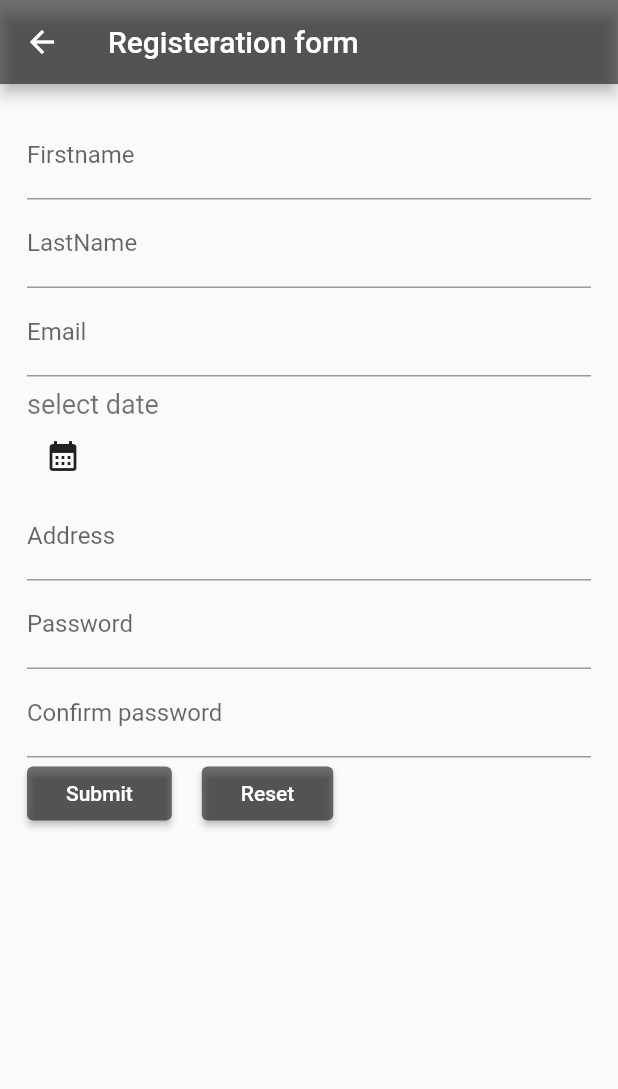
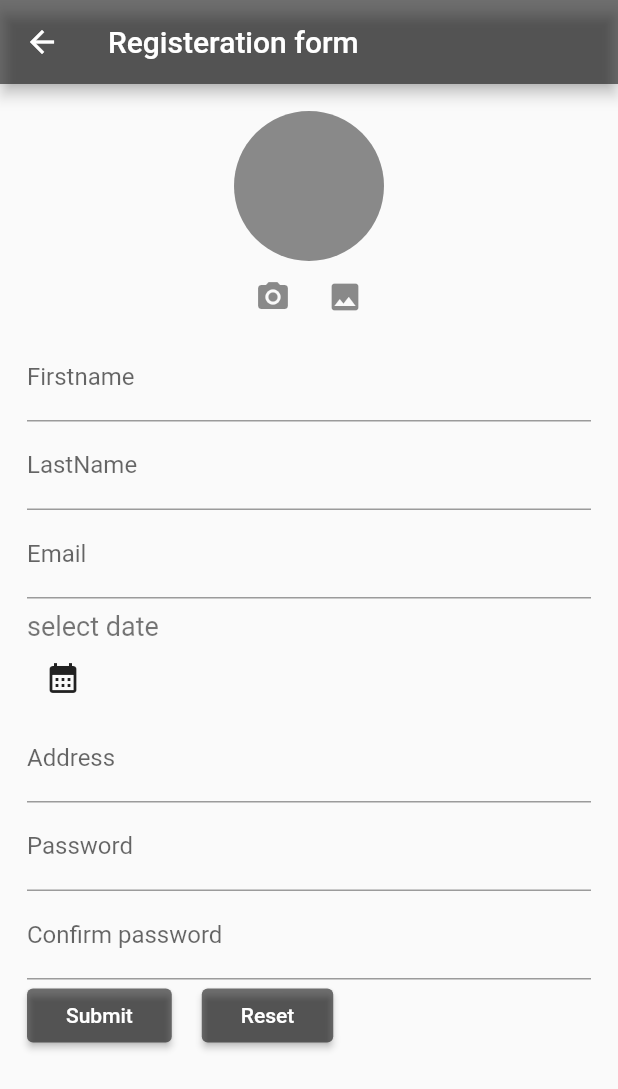
Before and after one commit to karuna2413/Assignment5-6-7_User-Submission-Assignment, a Flutter app: the screen it shows after launch, after a tap on "Register", on a phone screen of 412 x 824 dp. Shown: the top 1089 px of the screen. Run offline on Flutter 3.47's test engine with Material 2 defaults, Android fonts, the phone set to English and light mode, and no system bars; our stand-ins replace cloud_firestore, firebase_core, firebase_storage, flutter_riverpod, google_fonts, image_cropper and 1 more; accounts and stored records are empty; network calls fail.

Commit message:
third commit

```diff
--- /dev/null
+++ b/lib/imageupload.dart
@@ -0,0 +1,92 @@
+import 'package:flutter/material.dart';
+import 'package:image_cropper/image_cropper.dart';
+import 'package:image_picker/image_picker.dart';
+import 'dart:io';
+
+class Imageupload extends StatefulWidget {
+  Imageupload({required this.onclick, required this.id, required this.img});
+
+  final void Function(File pickimg) onclick;
+  var id;
+  String img;
+
+  @override
+  State<Imageupload> createState() => _ImageuploadState();
+}
+
+class _ImageuploadState extends State<Imageupload> {
+  File? pickedimg;
+
+  void pickimg() async {
+    var pickedimg1 = await ImagePicker()
+        .pickImage(source: ImageSource.camera, maxWidth: 150, imageQuality: 50);
+    if (pickedimg1 == null) {
+      return;
+    }
+    _cropImage(pickedimg1.path);
+  }
+
+  /// Crop Image
+  _cropImage(String filePath) async {
+    File croppedImage = (await ImageCropper().cropImage(
+      sourcePath: filePath,
+      maxWidth: 1080,
+      maxHeight: 1080,
+    )) as File;
+    if (croppedImage != null) {
+      pickedimg = croppedImage;
+      setState(() {});
+      widget.onclick(pickedimg!);
+    }
+  }
+
+  void pickimg2() async {
+    var pickedimg1 = await ImagePicker().pickImage(
+        source: ImageSource.gallery, maxWidth: 150, imageQuality: 50);
+    if (pickedimg1 == null) {
+      return;
+    }
+    _cropImage(pickedimg1.path);
+  }
+
+  @override
+  Widget build(BuildContext context) {
+    return Column(
+      children: [
+        if (widget.id == 'file')
+          CircleAvatar(
+            backgroundColor: Colors.black45,
+            backgroundImage: pickedimg != null ? FileImage(pickedimg!) : null,
+            radius: 50,
+          ),
+        if (widget.id == 'network')
+          CircleAvatar(
+            backgroundColor: Colors.black45,
+            backgroundImage: NetworkImage(widget.img),
+            radius: 50,
+          ),
+        Center(
+          child: Row(
+            mainAxisAlignment: MainAxisAlignment.center,
+            children: [
+              IconButton(
+                onPressed: pickimg,
+                icon: Icon(
+                  Icons.camera_alt,
+                  color: Colors.black45,
+                ),
+              ),
+              IconButton(
+                onPressed: pickimg2,
+                icon: Icon(
+                  Icons.image,
+                  color: Colors.black45,
+                ),
+              ),
+            ],
+          ),
+        )
+      ],
+    );
+  }
+}
--- a/lib/landingscreen.dart
+++ b/lib/landingscreen.dart
@@ -15,8 +15,6 @@ class _LandingscreenState extends State<Landingscreen> {
     return Scaffold(
         appBar: AppBar(
           backgroundColor: Colors.black54,
-
-          // title: Text('App'),
           actions: [
             TextButton.icon(
               onPressed: () {
--- a/lib/main.dart
+++ b/lib/main.dart
@@ -2,7 +2,16 @@ import 'package:flutter/material.dart';
 import 'package:submissionform/landingscreen.dart';
 import 'package:submissionform/userform.dart';
 import 'package:flutter_riverpod/flutter_riverpod.dart';
+import 'package:firebase_core/firebase_core.dart';
+import 'package:firebase_storage/firebase_storage.dart';
+import 'package:cloud_firestore/cloud_firestore.dart';
+import 'package:firebase_core/firebase_core.dart';
+import 'firebase_options.dart';
 
-void main() {
+void main() async {
+  WidgetsFlutterBinding.ensureInitialized();
+  await Firebase.initializeApp(
+    options: DefaultFirebaseOptions.currentPlatform,
+  );
   runApp(MaterialApp(title: 'user form', home: Landingscreen()));
 }
--- a/lib/str.dart
+++ b/lib/str.dart
@@ -10,7 +10,8 @@ class Structure {
       required this.address,
       required this.email,
       required this.password,
-      required this.date});
+      required this.date,
+      required this.img});
   String? id;
   String? name;
   String? sname;
@@ -18,6 +19,7 @@ class Structure {
   String? password;
   String? email;
   DateTime? date;
+  String? img;
   String get formatdate {
     return intl.format(date!);
   }
--- a/lib/userform.dart
+++ b/lib/userform.dart
@@ -1,10 +1,13 @@
+import 'package:firebase_storage/firebase_storage.dart';
 import 'package:flutter/material.dart';
+import 'package:submissionform/imageupload.dart';
 import 'package:submissionform/userdetailsscreen.dart';
 import 'package:intl/intl.dart';
 import 'package:http/http.dart' as http;
 import 'dart:convert';
+import 'package:firebase_core/firebase_core.dart';
 import 'package:submissionform/str.dart';
-
+import 'package:cloud_firestore/cloud_firestore.dart';
 import 'dart:io';
 
 class Userform extends StatefulWidget {
@@ -24,11 +27,22 @@ class _UserformState extends State<Userform> {
   var email = '';
   var address = '';
   var password = '';
+  File? selectedimg;
+  var add = 'file';
   final intl = DateFormat.yMd();
   DateTime? selecteddate;
   void setvalidate() async {
     if (globalkey.currentState!.validate()) {
       globalkey.currentState!.save();
+
+      final storagefolder = FirebaseStorage.instance
+          .ref()
+          .child('user-details')
+          .child('${name}.jpg');
+      print(storagefolder);
+      await storagefolder.putFile(selectedimg!);
+      final imgurl = await storagefolder.getDownloadURL();
+      print(imgurl);
       var url = Uri.https(
           'user-details-14898-default-rtdb.firebaseio.com', '/userdata.json');
       final res = await http.post(url,
@@ -40,6 +54,7 @@ class _UserformState extends State<Userform> {
             'address': address,
             'date': selecteddate.toString(),
             'password': password,
+            'img': imgurl
           }));
       print(res.body);
       globalkey.currentState!.reset();
@@ -84,6 +99,14 @@ class _UserformState extends State<Userform> {
                   mainAxisAlignment: MainAxisAlignment.start,
                   crossAxisAlignment: CrossAxisAlignment.start,
                   children: [
+                    Center(
+                        child: Imageupload(
+                      id: add,
+                      img: name,
+                      onclick: (pickimg) {
+                        selectedimg = pickimg;
+                      },
+                    )),
                     TextFormField(
                       autovalidateMode: AutovalidateMode.onUserInteraction,
                       decoration: InputDecoration(labelText: "Firstname"),
--- a/pubspec.yaml
+++ b/pubspec.yaml
@@ -39,6 +39,11 @@ dependencies:
   flutter_riverpod: ^2.4.0
   http: ^1.1.0
   google_fonts: ^6.1.0
+  image_picker: ^1.0.0
+  firebase_storage: ^11.2.8
+  firebase_core: ^2.17.0
+  cloud_firestore: ^4.9.3
+  image_cropper: ^1.3.0
 
 dev_dependencies:
   flutter_test:
```
Also changed, not shown: lib/updatescreen.dart (+30 -5 lines), lib/userdetailsscreen.dart (+12 -1 lines), lib/firebase_options.dart (added), pubspec.lock, 9 other files.
